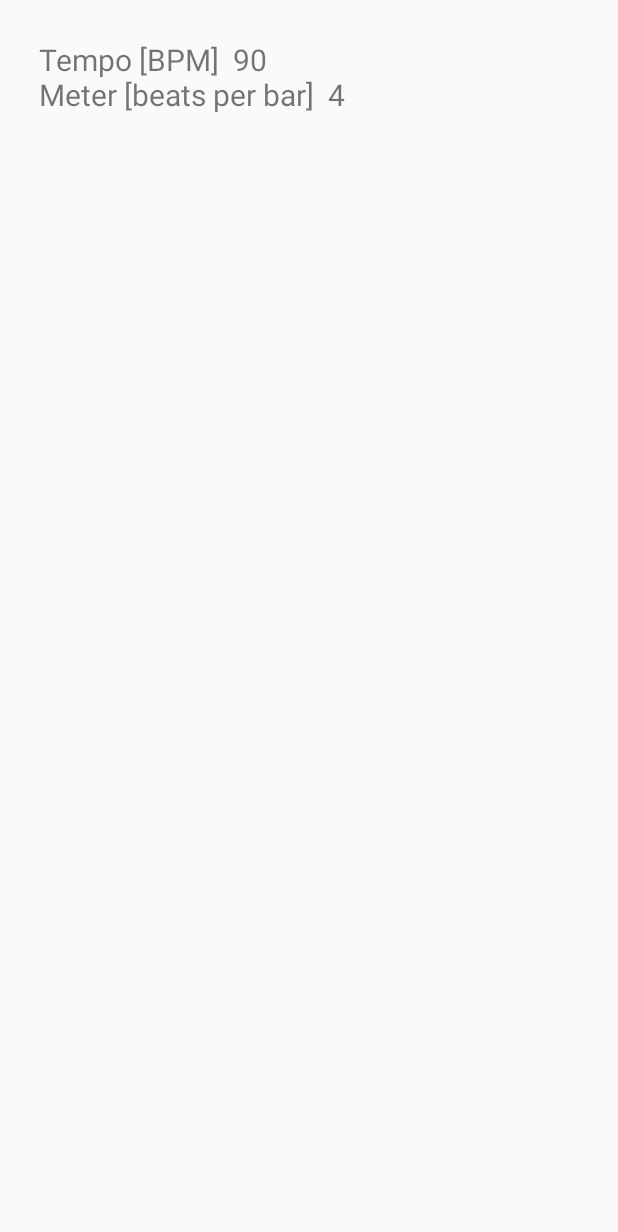
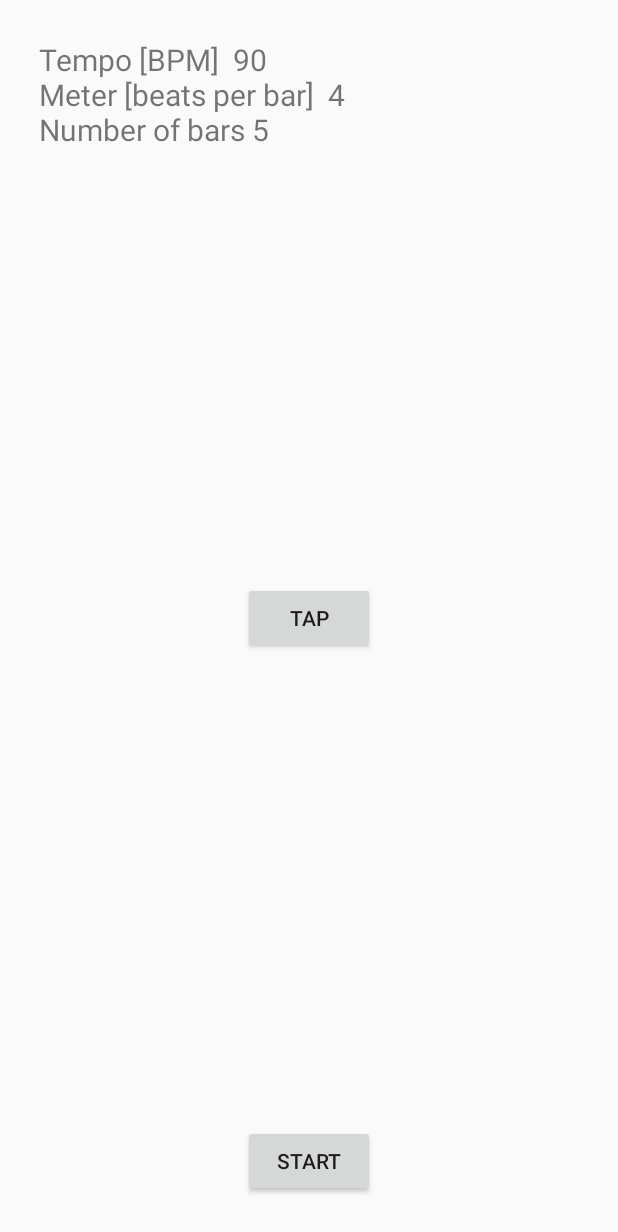
Before and after one commit to IreAlMar/PocketRhythmTrainer, an Android app: the screen it shows after launch (PlayTempo), after a tap on "PLAY", on a phone screen of 412 x 824 dp. Shown: the top 1232 px of the screen. Run offline under Robolectric (Android 15) with nearby library versions, the light colour scheme and no system bars.

Commit message:
Metronome business logic play_tempo

```diff
--- a/app/build.gradle
+++ b/app/build.gradle
@@ -6,7 +6,7 @@ android {
 
     defaultConfig {
         applicationId "com.irene.pocketrhythmtrainer"
-        minSdkVersion 8
+        minSdkVersion 21
         targetSdkVersion 23
         versionCode 1
         versionName "1.0"
--- a/app/src/main/java/com/irene/pocketrhythmtrainer/PlayTempo.java
+++ b/app/src/main/java/com/irene/pocketrhythmtrainer/PlayTempo.java
@@ -1,26 +1,122 @@
 package com.irene.pocketrhythmtrainer;
 
 import android.app.Activity;
+import android.media.AudioAttributes;
+import android.media.AudioManager;
+import android.media.SoundPool;
 import android.os.Bundle;
 import android.support.design.widget.FloatingActionButton;
 import android.support.design.widget.Snackbar;
 import android.support.v7.app.AppCompatActivity;
 import android.support.v7.widget.Toolbar;
 import android.view.View;
+import android.widget.Button;
 import android.widget.EditText;
 import android.widget.TextView;
+import android.widget.Toast;
 
-public class PlayTempo extends Activity {
+import java.util.TimerTask;
+
+public class PlayTempo extends Activity implements SoundPool.OnLoadCompleteListener {
     private TextView textTempo;
+    private Button buttonTap;
+    private Button buttonStart;
+    private SoundPool clickSoundPool;
+    private int bars;
+    private int tempo;
+    private int meter;
+    private java.util.Timer scheduler;
+    private int t1;
+    private int t2;
+    private int counter;
+    private boolean running;
 
     @Override
     protected void onCreate(Bundle savedInstanceState) {
         super.onCreate(savedInstanceState);
         setContentView(R.layout.activity_play_tempo);
         textTempo = (TextView) findViewById(R.id.text_tempo);
-        String s = getText(R.string.tempo) + "  " + getIntent().getStringExtra("tempo");
-        s += "\n" + getText(R.string.meter) + "  " + getIntent().getStringExtra("meter");
+        buttonTap = (Button) findViewById(R.id.buttonTap);
+        buttonStart = (Button) findViewById(R.id.buttonStart);
+        counter = 0;
+        running = false;
+
+        AudioAttributes attributes = new AudioAttributes.Builder()
+                .setUsage(AudioAttributes.USAGE_GAME)
+                .setContentType(AudioAttributes.CONTENT_TYPE_SONIFICATION)
+                .build();
+        clickSoundPool = new SoundPool.Builder().setAudioAttributes(attributes).build();
+        createNewSoundPool();
+        clickSoundPool.setOnLoadCompleteListener(this);
+        final int click1Id = clickSoundPool.load(this, R.raw.beep08b, 1);
+        final int click2Id = clickSoundPool.load(this, R.raw.beep07, 1);
+
+        tempo = Integer.parseInt(getIntent().getStringExtra("tempo"));
+        meter = Integer.parseInt(getIntent().getStringExtra("meter"));
+        bars = Integer.parseInt(getIntent().getStringExtra("duration"));
+
+        String s = getText(R.string.tempo) + "  " + tempo;
+        s += "\n" + getText(R.string.meter) + "  " + meter;
+        s += "\n" + getText(R.string.text_duration) + " " + bars;
         textTempo.setText(s);
+
+        buttonStart.setOnClickListener(new View.OnClickListener() {
+            @Override
+            public void onClick(View view) {
+                if (running == false){
+                    running = true;
+                    buttonStart.setText(R.string.stop);
+                    scheduler = new java.util.Timer();
+                    TimerTask task1 = new TimerTask() {
+                        @Override
+                        public void run() {
+                            clickSoundPool.play(click1Id, 1, 1, 1, 0, 1);
+                            if (counter >= bars){
+                                stop();
+                            }
+                            counter ++;
+                        }
+                    };
+                    TimerTask task2 = new TimerTask() {
+                        @Override
+                        public void run() {
+                            clickSoundPool.play(click2Id, 1, 1, 0, 0, 1);
+                        }
+                    };
+                    t2 = 1000 * 60 / tempo;
+                    t1 =  meter * t2;
+                    scheduler.scheduleAtFixedRate(task1, 1000, t1);
+                    scheduler.scheduleAtFixedRate(task2, 1000, t2);
+                }else{
+                    stop();
+                }
+            }
+        });
     }
 
+    public void stop(){
+        scheduler.cancel();
+        counter = 0;
+        running = false;
+        buttonStart.setText(R.string.start);
+    }
+    protected void createNewSoundPool() {
+        AudioAttributes attributes = new AudioAttributes.Builder()
+                .setUsage(AudioAttributes.USAGE_GAME)
+                .setContentType(AudioAttributes.CONTENT_TYPE_SONIFICATION)
+                .build();
+        clickSoundPool = new SoundPool.Builder()
+                .setAudioAttributes(attributes)
+                .build();
+    }
+
+    @Override
+    public void onLoadComplete(SoundPool soundPool, int sampleId, int status) {
+        if (status == 0) {
+            switch (sampleId){
+                case 2:
+                    Toast.makeText(getApplicationContext(), "Sounds loaded", Toast.LENGTH_SHORT).show();
+            }
+        }
+    }
 }
--- a/app/src/main/java/com/irene/pocketrhythmtrainer/TempoSettings.java
+++ b/app/src/main/java/com/irene/pocketrhythmtrainer/TempoSettings.java
@@ -24,6 +24,8 @@ public class TempoSettings extends Activity {
                 intent.putExtra("tempo", editTextTempo.getText().toString());
                 EditText editTextMeter = (EditText) findViewById(R.id.value_meter);
                 intent.putExtra("meter", editTextMeter.getText().toString());
+                EditText editTextDuration = (EditText) findViewById(R.id.value_duration);
+                intent.putExtra("duration", editTextDuration.getText().toString());
                 startActivity(intent);
             }
         });
--- a/app/src/main/res/layout/activity_play_tempo.xml
+++ b/app/src/main/res/layout/activity_play_tempo.xml
@@ -19,5 +19,20 @@
         android:layout_margin="@dimen/margin_element"
         android:layout_column="0"
         android:layout_weight="1"/>
+    <Button
+        android:layout_width="wrap_content"
+        android:layout_height="wrap_content"
+        android:text="@string/tap"
+        android:id="@+id/buttonTap"
+        android:layout_centerHorizontal="true"
+        android:layout_centerVertical="true"/>
+    <Button
+        android:layout_width="wrap_content"
+        android:layout_height="wrap_content"
+        android:text="@string/start"
+        android:id="@+id/buttonStart"
+        android:layout_alignParentBottom="true"
+        android:layout_centerHorizontal="true"
+        android:layout_marginBottom="@dimen/margin_element"/>
 
 </RelativeLayout>
--- a/app/src/main/res/layout/activity_tempo_settings.xml
+++ b/app/src/main/res/layout/activity_tempo_settings.xml
@@ -91,7 +91,7 @@
             android:layout_width="wrap_content"
             android:layout_height="wrap_content"
             android:id="@+id/value_duration"
-            android:text="160"
+            android:text="5"
             android:layout_column="1"
             android:layout_weight="1"/>
     </TableRow>
--- a/app/src/main/res/values/strings.xml
+++ b/app/src/main/res/values/strings.xml
@@ -8,4 +8,7 @@
     <string name="text_loud">Number of loud bars</string>
     <string name="text_silent">Number of silent bars</string>
     <string name="title_activity_play_tempo">Play Tempo</string>
+    <string name="tap">TAP</string>
+    <string name="start">START</string>
+    <string name="stop">STOP</string>
 </resources>
```
Also changed, not shown: 2 other files.
